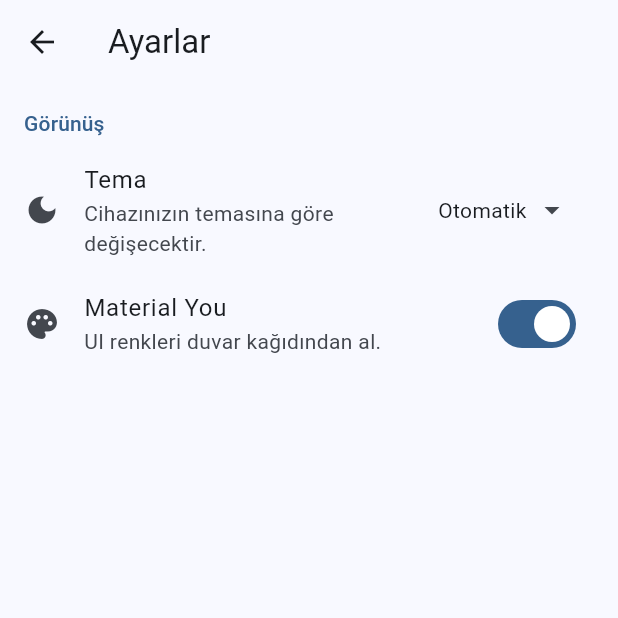
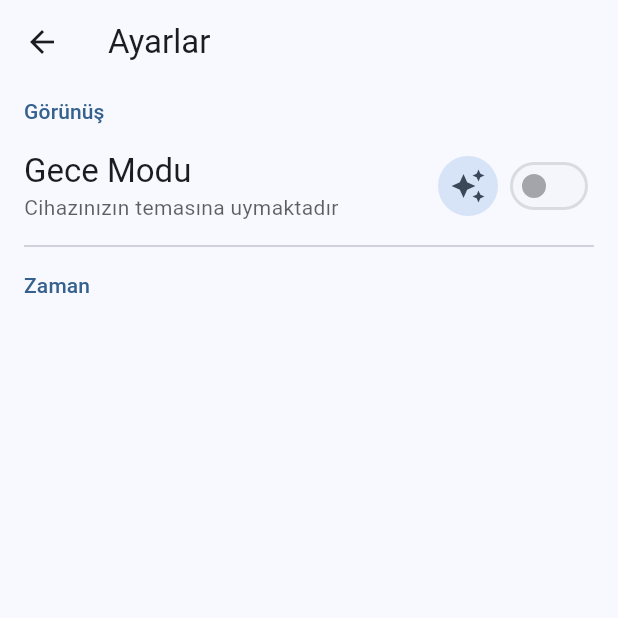
Before and after one commit to IAmThe2ndHuman/ted_yemek, a Flutter app: the screen it shows after launch, after a tap on the "settings" icon, on a phone screen of 412 x 824 dp, the top half of it. Run offline on Flutter 3.47's test engine with Material 2 defaults, Android fonts, the phone set to English and light mode, and no system bars; drawn by our look-alikes of dynamic_color; our stand-ins replace awesome_notifications, bloc, equatable, flutter_bloc, flutter_svg, package_info_plus and 1 more; missing offline and left inert: workmanager; network calls fail; project files that could hold a hidden picture were left out.

Commit message:
reworked settings

```diff
--- a/lib/main.dart
+++ b/lib/main.dart
@@ -1,6 +1,5 @@
 import 'dart:io';
 
-import 'package:device_info_plus/device_info_plus.dart';
 import 'package:dynamic_color/dynamic_color.dart';
 import 'package:flutter/material.dart';
 import 'package:flutter/services.dart';
@@ -21,14 +20,16 @@ import 'repositories/menu_repository.dart';
 import 'services/isolate_service.dart';
 import 'services/notification_service.dart';
 
+// todo add workmanager ios support
 void main() async {
   WidgetsFlutterBinding.ensureInitialized();
 
   final preferences = await SharedPreferences.getInstance();
-  final deviceInfoPlugin = DeviceInfoPlugin();
+  // final deviceInfoPlugin = DeviceInfoPlugin();
 
   final settingsRepository = SettingsRepository(
-      preferences, Platform.isAndroid && (await deviceInfoPlugin.androidInfo).version.sdkInt >= android12Sdk);
+    preferences, /*Platform.isAndroid && (await deviceInfoPlugin.androidInfo).version.sdkInt >= android12Sdk*/
+  );
   final settingsCubit = SettingsCubit(settingsRepository);
 
   await initializeDateFormatting("tr_TR");
@@ -64,20 +65,20 @@ class MyApp extends StatelessWidget {
               title: appName,
               theme: ThemeData(
                 useMaterial3: true,
-                colorScheme: state.useWallpaperColors && light != null
+                colorScheme: light != null
                     ? (state.brightness == AppBrightness.dark ? dark : light)
                     : ColorScheme.fromSeed(
-                        seedColor: state.customColor,
+                        seedColor: Colors.blue,
                         brightness: state.brightness == AppBrightness.device
                             ? Brightness.light
                             : state.brightness.materialBrightness!),
               ),
               darkTheme: ThemeData(
                 useMaterial3: true,
-                colorScheme: state.useWallpaperColors && dark != null
+                colorScheme: dark != null
                     ? (state.brightness == AppBrightness.light ? light : dark)
                     : ColorScheme.fromSeed(
-                        seedColor: state.customColor,
+                        seedColor: Colors.blue,
                         brightness: state.brightness == AppBrightness.device
                             ? Brightness.dark
                             : state.brightness.materialBrightness!),
--- a/lib/pages/settings/bloc/settings_cubit.dart
+++ b/lib/pages/settings/bloc/settings_cubit.dart
@@ -1,6 +1,5 @@
 import 'package:bloc/bloc.dart';
 import 'package:equatable/equatable.dart';
-import 'package:flutter/material.dart';
 
 import '../../../repositories/settings_repository.dart';
 
@@ -11,14 +10,13 @@ class SettingsCubit extends Cubit<SettingsState> {
   SettingsCubit(this._settingsRepository) : super(const SettingsInitial());
 
   Future<void> initialize() async {
-    emit(SettingsInitialized(_settingsRepository.brightness, _settingsRepository.useWallpaperColors,
-        _settingsRepository.customColor, _settingsRepository.supportsMaterial3));
+    emit(SettingsInitialized(_settingsRepository.brightness));
   }
 
-  Future<void> setUseWallpaperColors(bool value) async {
-    await _settingsRepository.setUseWallpaperColors(value);
-    await initialize();
-  }
+  // Future<void> setUseWallpaperColors(bool value) async {
+  //   await _settingsRepository.setUseWallpaperColors(value);
+  //   await initialize();
+  // }
 
   Future<void> setBrightness(AppBrightness value) async {
     await _settingsRepository.setBrightness(value);
--- a/lib/pages/settings/bloc/settings_state.dart
+++ b/lib/pages/settings/bloc/settings_state.dart
@@ -13,12 +13,12 @@ class SettingsInitial extends SettingsState {
 
 class SettingsInitialized extends SettingsState {
   final AppBrightness brightness;
-  final bool useWallpaperColors;
-  final Color customColor;
-  final bool supportsMaterial3;
+  // final bool useWallpaperColors;
+  // final Color customColor;
+  // final bool supportsMaterial3;
 
-  const SettingsInitialized(this.brightness, this.useWallpaperColors, this.customColor, this.supportsMaterial3);
+  const SettingsInitialized(this.brightness);
 
   @override
-  List<Object> get props => [brightness, useWallpaperColors, customColor, supportsMaterial3];
+  List<Object> get props => [brightness];
 }
--- /dev/null
+++ b/lib/pages/settings/components/setting_header_tile.dart
@@ -0,0 +1,17 @@
+import 'package:flutter/material.dart';
+
+class SettingHeaderTile extends StatelessWidget {
+  final String title;
+  const SettingHeaderTile({Key? key, required this.title}) : super(key: key);
+
+  @override
+  Widget build(BuildContext context) {
+    return Padding(
+      padding: const EdgeInsets.symmetric(vertical: 8),
+      child: Text(
+        title,
+        style: Theme.of(context).textTheme.labelLarge?.copyWith(color: Theme.of(context).colorScheme.primary),
+      ),
+    );
+  }
+}
--- /dev/null
+++ b/lib/pages/settings/components/setting_tile.dart
@@ -0,0 +1,39 @@
+import 'package:flutter/material.dart';
+
+class SettingTile extends StatelessWidget {
+  final String title;
+  final String? description;
+  final List<Widget> actions;
+
+  const SettingTile({Key? key, required this.title, this.description, required this.actions}) : super(key: key);
+
+  @override
+  Widget build(BuildContext context) {
+    return Padding(
+      padding: const EdgeInsets.symmetric(vertical: 8),
+      child: Row(
+        children: [
+          Expanded(
+            child: Column(
+              crossAxisAlignment: CrossAxisAlignment.start,
+              children: [
+                Text(
+                  title,
+                  style: Theme.of(context).textTheme.titleLarge,
+                ),
+                if (description != null)
+                  Text(
+                    description!,
+                    style: Theme.of(context).textTheme.bodyMedium?.copyWith(
+                          color: Theme.of(context).textTheme.titleLarge?.color?.withOpacity(0.7),
+                        ),
+                  )
+              ],
+            ),
+          ),
+          ...actions
+        ],
+      ),
+    );
+  }
+}
--- a/lib/pages/settings/settings.dart
+++ b/lib/pages/settings/settings.dart
@@ -1,61 +1,74 @@
 import 'package:flutter/material.dart';
 import 'package:flutter_bloc/flutter_bloc.dart';
 import 'package:ted_yemek/pages/settings/bloc/settings_cubit.dart';
-import 'package:ted_yemek/repositories/settings_repository.dart';
+import 'package:ted_yemek/pages/settings/components/setting_header_tile.dart';
+import 'package:ted_yemek/pages/settings/components/setting_tile.dart';
+
+import '../../repositories/settings_repository.dart';
 
 // UGLY LAST MINUTE ADDITION
 class Settings extends StatelessWidget {
   static const String routeName = "/settings";
-  Settings({Key? key}) : super(key: key);
+  const Settings({Key? key}) : super(key: key);
 
   List<Widget> _settingsBuilder(BuildContext context, SettingsInitialized state) {
     final cubit = context.read<SettingsCubit>();
 
     return [
-      Padding(
-        padding: const EdgeInsets.only(left: 16, top: 16, bottom: 8),
-        child: Text(
-          "Görünüş",
-          style: Theme.of(context).textTheme.labelLarge?.copyWith(color: Theme.of(context).colorScheme.primary),
-        ),
+      const SettingHeaderTile(title: "Görünüş"),
+      SettingTile(
+        title: "Gece Modu",
+        description: state.brightness.description,
+        actions: [
+          IconButton.filledTonal(
+            tooltip: "Otomatik",
+            onPressed: () {
+              if (state.brightness == AppBrightness.device) {
+                cubit.setBrightness(AppBrightness.fromMaterialBrightness(Theme.of(context).brightness));
+              } else {
+                cubit.setBrightness(AppBrightness.device);
+              }
+            },
+            icon: const Icon(Icons.auto_awesome),
+            style: state.brightness == AppBrightness.device
+                ? null
+                : ButtonStyle(backgroundColor: MaterialStateProperty.all(Colors.transparent)),
+          ),
+          Switch(
+              value: Theme.of(context).brightness == Brightness.dark,
+              onChanged: state.brightness == AppBrightness.device
+                  ? null
+                  : (value) {
+                      if (value) {
+                        cubit.setBrightness(AppBrightness.dark);
+                      } else {
+                        cubit.setBrightness(AppBrightness.light);
+                      }
+                    })
+        ],
       ),
-      ListTile(
-          leading: const Icon(Icons.dark_mode),
-          title: const Text("Tema"),
-          subtitle: Text(state.brightness.description),
-          trailing: PopupMenuButton<AppBrightness>(
-              icon: Row(
-                mainAxisSize: MainAxisSize.min,
-                children: [Text(state.brightness.toString()), SizedBox(width: 5), Icon(Icons.arrow_drop_down)],
-              ),
-              onSelected: (brightness) => cubit.setBrightness(brightness),
-              itemBuilder: (context) => [
-                    for (final brightness in AppBrightness.values)
-                      CheckedPopupMenuItem(
-                        checked: brightness == state.brightness,
-                        value: brightness,
-                        child: Text(brightness.toString()),
-                      )
-                  ])),
-      if (state.supportsMaterial3)
-        ListTile(
-          title: Text("Material You"),
-          subtitle: Text("UI renkleri duvar kağıdından al."),
-          leading: Icon(Icons.palette),
-          trailing: Switch(value: state.useWallpaperColors, onChanged: (value) => cubit.setUseWallpaperColors(value)),
-        ),
-      if (!state.supportsMaterial3 || !state.useWallpaperColors)
-        ListTile(
-          title: Text("Accent color"),
-          subtitle: Text("Change the UI colors"),
-          leading: Icon(Icons.format_color_fill),
-          onTap: () {},
-          trailing: Container(
-            height: 30,
-            width: 30,
-            decoration: BoxDecoration(shape: BoxShape.circle, color: state.customColor),
-          ),
-        ),
+      Divider(),
+      const SettingHeaderTile(title: "Zaman"),
+
+      // if (state.supportsMaterial3)
+      //   ListTile(
+      //     title: Text("Material You"),
+      //     subtitle: Text("UI renkleri duvar kağıdından al."),
+      //     leading: Icon(Icons.palette),
+      //     trailing: Switch(value: state.useWallpaperColors, onChanged: (value) => cubit.setUseWallpaperColors(value)),
+      //   ),
+      // if (!state.supportsMaterial3 || !state.useWallpaperColors)
+      //   ListTile(
+      //     title: Text("Accent color"),
+      //     subtitle: Text("Change the UI colors"),
+      //     leading: Icon(Icons.format_color_fill),
+      //     onTap: () {},
+      //     trailing: Container(
+      //       height: 30,
+      //       width: 30,
+      //       decoration: BoxDecoration(shape: BoxShape.circle, color: state.customColor),
+      //     ),
+      //   ),
     ];
   }
 
@@ -67,6 +80,7 @@ class Settings extends StatelessWidget {
         builder: (context, state) {
           if (state is SettingsInitialized) {
             return ListView(
+              padding: EdgeInsets.symmetric(horizontal: 16),
               children: _settingsBuilder(context, state),
             );
           }
--- a/lib/repositories/settings_repository.dart
+++ b/lib/repositories/settings_repository.dart
@@ -3,40 +3,40 @@ import 'package:shared_preferences/shared_preferences.dart';
 
 // WROTE THIS ON A WHIM ITS SO BAD BRUH LITERALLY ALL OF SETTINGS JUST SUCKS
 class SettingsRepository {
-  static const String _customColor = "data.settings.customColor";
-  static const String _useWallpaperColors = "data.settings.useWallpaperColors";
+  // static const String _customColor = "data.settings.customColor";
+  // static const String _useWallpaperColors = "data.settings.useWallpaperColors";
   static const String _brightness = "data.settings.brightness";
 
   final SharedPreferences preferences;
-  final bool supportsMaterial3;
+  // final bool supportsMaterial3;
 
-  const SettingsRepository(this.preferences, this.supportsMaterial3);
+  const SettingsRepository(this.preferences);
 
   AppBrightness get brightness => AppBrightness.fromId(preferences.getInt(_brightness));
   Future<void> setBrightness(AppBrightness value) async {
     await preferences.setInt(_brightness, value.id);
   }
 
-  bool get useWallpaperColors => preferences.getBool(_useWallpaperColors) ?? true;
-  Future<void> setUseWallpaperColors(bool value) async {
-    await preferences.setBool(_useWallpaperColors, value);
-  }
-
-  Color get customColor {
-    final hex = preferences.getInt(_customColor);
-    if (hex == null) return Colors.blue;
-    return Color(hex);
-  }
-
-  Future<void> setCustomColor(Color value) async {
-    await preferences.setInt(_customColor, value.value);
-  }
+  // bool get useWallpaperColors => preferences.getBool(_useWallpaperColors) ?? true;
+  // Future<void> setUseWallpaperColors(bool value) async {
+  //   await preferences.setBool(_useWallpaperColors, value);
+  // }
+  //
+  // Color get customColor {
+  //   final hex = preferences.getInt(_customColor);
+  //   if (hex == null) return Colors.blue;
+  //   return Color(hex);
+  // }
+  //
+  // Future<void> setCustomColor(Color value) async {
+  //   await preferences.setInt(_customColor, value.value);
+  // }
 }
 
 enum AppBrightness {
-  device(null, 2, "Cihazınızın temasına göre değişecektir."),
-  light(Brightness.light, 0, "Gündüz modundadır."),
-  dark(Brightness.dark, 1, "Gece modundadır.");
+  device(null, 2, "Cihazınızın temasına uymaktadır"),
+  light(Brightness.light, 0, "Gündüz modundadır"),
+  dark(Brightness.dark, 1, "Gece modundadır");
 
   final Brightness? materialBrightness;
   final int id;
@@ -54,6 +54,15 @@ enum AppBrightness {
     }
   }
 
+  factory AppBrightness.fromMaterialBrightness(Brightness value) {
+    switch (value) {
+      case Brightness.light:
+        return AppBrightness.light;
+      case Brightness.dark:
+        return AppBrightness.dark;
+    }
+  }
+
   @override
   String toString() {
     switch (this) {
--- a/pubspec.yaml
+++ b/pubspec.yaml
@@ -16,7 +16,7 @@ publish_to: 'none' # Remove this line if you wish to publish to pub.dev
 # https://developer.apple.com/library/archive/documentation/General/Reference/InfoPlistKeyReference/Articles/CoreFoundationKeys.html
 # In Windows, build-name is used as the major, minor, and patch parts
 # of the product and file versions while build-number is used as the build suffix.
-version: 1.2.0+11
+version: 1.2.0+14
 
 environment:
   sdk: '>=3.0.0 <4.0.0'
@@ -44,7 +44,7 @@ dependencies:
   awesome_notifications: ^0.7.4+1
   intl: ^0.18.1
   workmanager: ^0.5.1
-  device_info_plus: ^9.0.1
+#  device_info_plus: ^9.0.1
   # transparent_image: ^2.0.1
 
   # The following adds the Cupertino Icons font to your application.
```
